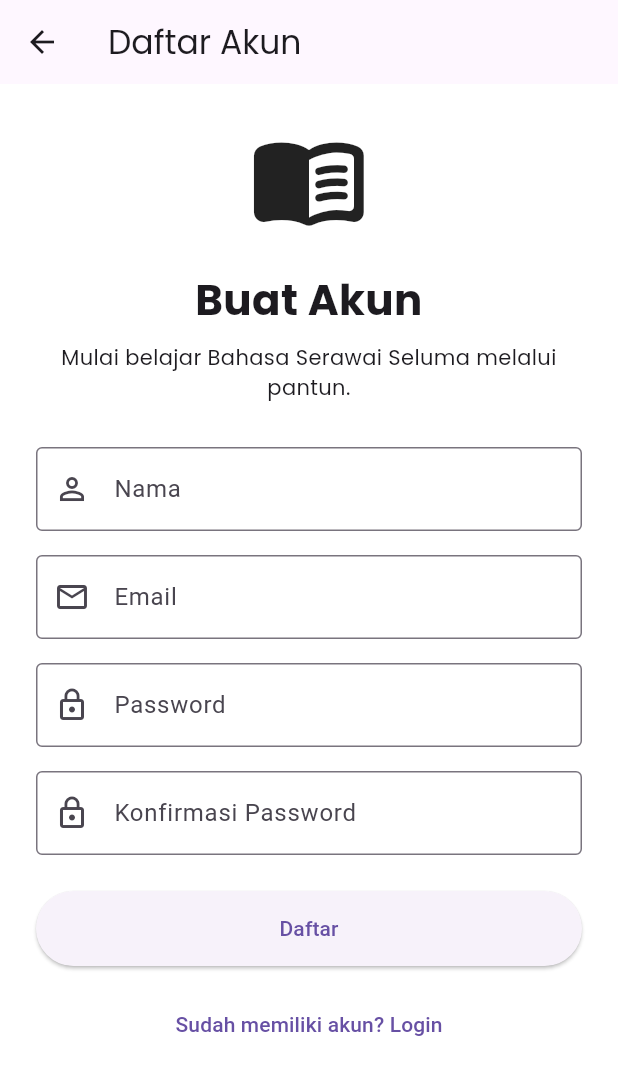
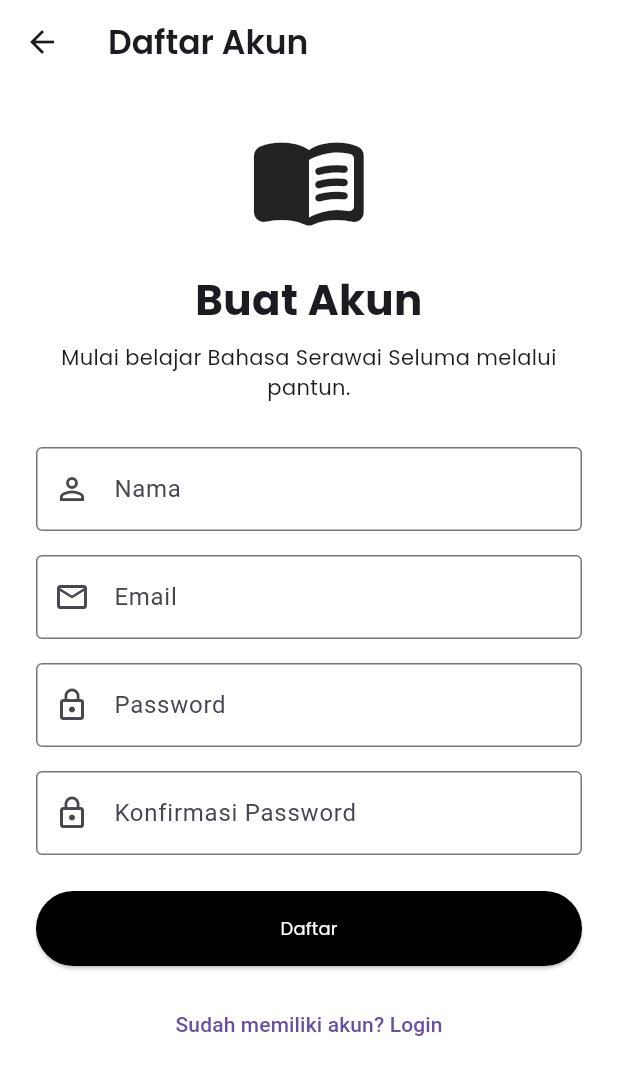
Before and after one commit to mhidayatpahlevi/serawai_learning_app, a Flutter app: the RegisterView screen opened by its route, on a phone screen of 412 x 824 dp. Shown: the top 1075 px of the screen. Run offline on Flutter 3.47's test engine with Material 3 defaults, Android fonts, the phone set to English and light mode, and no system bars; our stand-ins replace cloud_firestore, firebase_auth, firebase_core, get, google_fonts; accounts and stored records are empty.

Commit message:
update register view

```diff
--- a/lib/app/modules/auth/views/register_view.dart
+++ b/lib/app/modules/auth/views/register_view.dart
@@ -13,8 +13,11 @@ class RegisterView extends GetView<AuthController> {
     return Scaffold(
       backgroundColor: Colors.white,
       appBar: AppBar(
+        backgroundColor: Colors.white,
         title: Text('Daftar Akun',
-        style:GoogleFonts.poppins()
+        style:GoogleFonts.poppins(
+          fontWeight: FontWeight.w600
+        )
         ),
       ),
       body: SafeArea(
@@ -115,6 +118,11 @@ class RegisterView extends GetView<AuthController> {
                           controller.isLoading.value
                               ? null
                               : controller.register,
+
+                      style: ElevatedButton.styleFrom(
+                        backgroundColor: Colors.black
+
+                      ),
                       child:
                           controller.isLoading.value
                               ? const SizedBox(
@@ -124,7 +132,14 @@ class RegisterView extends GetView<AuthController> {
                                     strokeWidth: 2,
                                   ),
                                 )
-                              : const Text('Daftar'),
+                              : Text('Daftar',
+                              style: GoogleFonts.poppins(
+                                fontWeight: FontWeight.w400,
+                                fontSize: 12,
+                                color: Colors.white
+                              ),
+
+                              ),
                     ),
                   ),
                 ),
```
